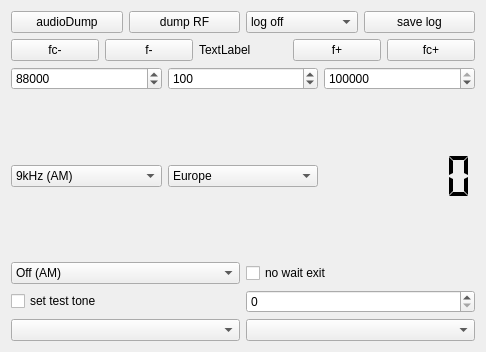
Before: the Qt Designer form forms/configwidget.ui in JvanKatwijk/sdr-j-fm, drawn with Qt 5.
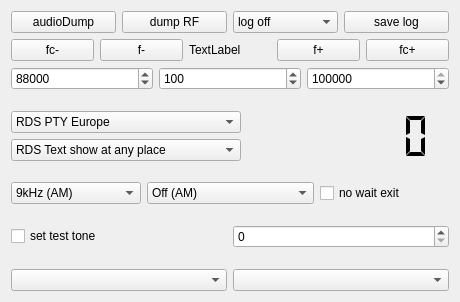
After: the same form once the commit is applied.

The edit to the form file:
```diff
--- a/forms/configwidget.ui
+++ b/forms/configwidget.ui
@@ -6,8 +6,8 @@
    <rect>
     <x>0</x>
     <y>0</y>
-    <width>486</width>
-    <height>352</height>
+    <width>460</width>
+    <height>302</height>
    </rect>
   </property>
   <property name="windowTitle">
@@ -145,9 +145,96 @@
      </item>
     </layout>
    </item>
+   <item>
+    <spacer name="verticalSpacer">
+     <property name="orientation">
+      <enum>Qt::Vertical</enum>
+     </property>
+     <property name="sizeHint" stdset="0">
+      <size>
+       <width>20</width>
+       <height>40</height>
+      </size>
+     </property>
+    </spacer>
+   </item>
    <item>
     <layout class="QHBoxLayout" name="horizontalLayout_4">
      <item>
+      <layout class="QVBoxLayout" name="verticalLayout_2">
+       <item>
+        <widget class="QComboBox" name="countrySelector">
+         <property name="toolTip">
+          <string>&lt;html&gt;&lt;head/&gt;&lt;body&gt;&lt;p&gt;Select region to choose the suitable RDS PTY code&lt;/p&gt;&lt;/body&gt;&lt;/html&gt;</string>
+         </property>
+         <item>
+          <property name="text">
+           <string>RDS PTY Europe</string>
+          </property>
+         </item>
+         <item>
+          <property name="text">
+           <string>RDS PTY USA</string>
+          </property>
+         </item>
+        </widget>
+       </item>
+       <item>
+        <widget class="QComboBox" name="rdsFilterSelector">
+         <property name="toolTip">
+          <string>&lt;html&gt;&lt;head/&gt;&lt;body&gt;&lt;p&gt;RDS Text filter selection&lt;/p&gt;&lt;p&gt;RDS Text show at any place:&lt;br/&gt;The RDS Text will shown immediately at the location at it just was received. This can look unlovely until all text letters are received. Not yet received letters are shown with a dot &amp;quot;.&amp;quot;. This selection is the better choice with poor RDS signal strength as maybe not all letters could be received.&lt;/p&gt;&lt;p&gt;RDS Text show from begin to current:&lt;br/&gt;The RDS Text will be collected in the background until a valid part from the begin to the current location is received and this is shown in the GUI. It could still be a part missing on the right side but the text looks nicer. Use this only with a good RDS reception as otherwise parts at the end of the RDS Text could be never seen.&lt;/p&gt;&lt;/body&gt;&lt;/html&gt;</string>
+         </property>
+         <item>
+          <property name="text">
+           <string>RDS Text show at any place</string>
+          </property>
+         </item>
+         <item>
+          <property name="text">
+           <string>RDS Text show from begin to current</string>
+          </property>
+         </item>
+        </widget>
+       </item>
+      </layout>
+     </item>
+     <item>
+      <widget class="QLCDNumber" name="cpuMonitor">
+       <property name="toolTip">
+        <string>&lt;html&gt;&lt;head/&gt;&lt;body&gt;&lt;p&gt;cpu load . This number tells the overall CPU load.&lt;/p&gt;&lt;/body&gt;&lt;/html&gt;</string>
+       </property>
+       <property name="frameShape">
+        <enum>QFrame::NoFrame</enum>
+       </property>
+       <property name="smallDecimalPoint">
+        <bool>true</bool>
+       </property>
+       <property name="digitCount">
+        <number>6</number>
+       </property>
+       <property name="segmentStyle">
+        <enum>QLCDNumber::Flat</enum>
+       </property>
+      </widget>
+     </item>
+    </layout>
+   </item>
+   <item>
+    <spacer name="verticalSpacer_4">
+     <property name="orientation">
+      <enum>Qt::Vertical</enum>
+     </property>
+     <property name="sizeHint" stdset="0">
+      <size>
+       <width>20</width>
+       <height>40</height>
+      </size>
+     </property>
+    </spacer>
+   </item>
+   <item>
+    <layout class="QHBoxLayout" name="horizontalLayout_5">
+     <item>
       <widget class="QComboBox" name="fmFilterSelect">
        <property name="toolTip">
         <string>&lt;html&gt;&lt;head/&gt;&lt;body&gt;&lt;p&gt;Filter, applied to the incoming raw signal to isolate the FM signal from the noise around it&lt;/p&gt;&lt;p&gt;&lt;br/&gt;&lt;/p&gt;&lt;/body&gt;&lt;/html&gt;</string>
@@ -225,43 +312,6 @@
       </widget>
      </item>
      <item>
-      <widget class="QComboBox" name="countrySelector">
-       <property name="toolTip">
-        <string>&lt;html&gt;&lt;head/&gt;&lt;body&gt;&lt;p&gt;Select region to choose the suitable RDS PTY code&lt;/p&gt;&lt;/body&gt;&lt;/html&gt;</string>
-       </property>
-       <item>
-        <property name="text">
-         <string>Europe</string>
-        </property>
-       </item>
-       <item>
-        <property name="text">
-         <string>USA</string>
-        </property>
-       </item>
-      </widget>
-     </item>
-     <item>
-      <widget class="QLCDNumber" name="cpuMonitor">
-       <property name="toolTip">
-        <string>&lt;html&gt;&lt;head/&gt;&lt;body&gt;&lt;p&gt;cpu load . This number tells the overall CPU load.&lt;/p&gt;&lt;/body&gt;&lt;/html&gt;</string>
-       </property>
-       <property name="frameShape">
-        <enum>QFrame::NoFrame</enum>
-       </property>
-       <property name="digitCount">
-        <number>6</number>
-       </property>
-       <property name="segmentStyle">
-        <enum>QLCDNumber::Flat</enum>
-       </property>
-      </widget>
-     </item>
-    </layout>
-   </item>
-   <item>
-    <layout class="QHBoxLayout" name="horizontalLayout_5">
-     <item>
       <widget class="QComboBox" name="fmDeemphasisSelector">
        <property name="toolTip">
         <string>&lt;html&gt;&lt;head/&gt;&lt;body&gt;&lt;p&gt;the deemphasis filter&lt;/p&gt;&lt;p&gt;&lt;br/&gt;&lt;/p&gt;&lt;/body&gt;&lt;/html&gt;</string>
@@ -297,6 +347,19 @@
      </item>
     </layout>
    </item>
+   <item>
+    <spacer name="verticalSpacer_2">
+     <property name="orientation">
+      <enum>Qt::Vertical</enum>
+     </property>
+     <property name="sizeHint" stdset="0">
+      <size>
+       <width>20</width>
+       <height>40</height>
+      </size>
+     </property>
+    </spacer>
+   </item>
    <item>
     <layout class="QHBoxLayout" name="horizontalLayout_6">
      <item>
@@ -318,13 +381,34 @@
      </item>
     </layout>
    </item>
+   <item>
+    <spacer name="verticalSpacer_3">
+     <property name="orientation">
+      <enum>Qt::Vertical</enum>
+     </property>
+     <property name="sizeHint" stdset="0">
+      <size>
+       <width>20</width>
+       <height>40</height>
+      </size>
+     </property>
+    </spacer>
+   </item>
    <item>
     <layout class="QHBoxLayout" name="horizontalLayout_7">
      <item>
-      <widget class="QComboBox" name="streamOutSelector"/>
+      <widget class="QComboBox" name="streamOutSelector">
+       <property name="toolTip">
+        <string>&lt;html&gt;&lt;head/&gt;&lt;body&gt;&lt;p&gt;Select the audio port for playback&lt;/p&gt;&lt;/body&gt;&lt;/html&gt;</string>
+       </property>
+      </widget>
      </item>
      <item>
-      <widget class="QComboBox" name="cbThemes"/>
+      <widget class="QComboBox" name="cbThemes">
+       <property name="toolTip">
+        <string>&lt;html&gt;&lt;head/&gt;&lt;body&gt;&lt;p&gt;Select the theme (style sheet)&lt;/p&gt;&lt;p&gt;The program will restart after change to let the new theme get active.&lt;/p&gt;&lt;/body&gt;&lt;/html&gt;</string>
+       </property>
+      </widget>
      </item>
     </layout>
    </item>
```
